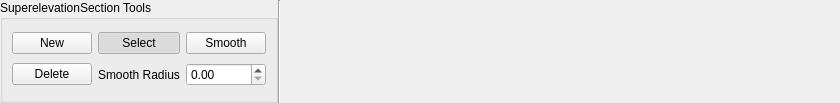
hlrs-vis/covise, file src/OpenCOVER/DrivingSim/oddlot/src/gui/tools/SuperelevationRibbon.ui: the form before one commit.
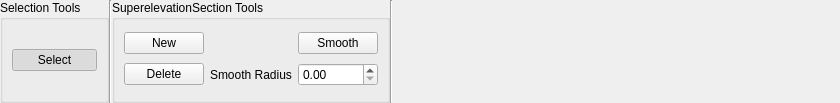
The form after the commit.

Commit message: selection tool changed, move several signals and objects

What changed in the file:
```diff
--- a/src/OpenCOVER/DrivingSim/oddlot/src/gui/tools/SuperelevationRibbon.ui
+++ b/src/OpenCOVER/DrivingSim/oddlot/src/gui/tools/SuperelevationRibbon.ui
@@ -35,6 +35,35 @@
    <property name="bottomMargin">
     <number>0</number>
    </property>
+   <item>
+    <widget class="QGroupBox" name="selectionBox">
+     <property name="title">
+      <string>Selection Tools</string>
+     </property>
+     <layout class="QGridLayout" name="gridLayout_6">
+      <item row="1" column="0">
+       <widget class="QPushButton" name="select">
+        <property name="text">
+         <string>Select</string>
+        </property>
+        <property name="checkable">
+         <bool>true</bool>
+        </property>
+        <property name="checked">
+         <bool>true</bool>
+        </property>
+       </widget>
+      </item>
+     </layout>
+    </widget>
+   </item>
+   <item>
+    <widget class="Line" name="line_type_2">
+     <property name="orientation">
+      <enum>Qt::Vertical</enum>
+     </property>
+    </widget>
+   </item>
    <item>
     <widget class="QGroupBox" name="superelevationBox">
      <property name="title">
@@ -71,19 +100,6 @@
         </property>
        </widget>
       </item>
-      <item row="1" column="1">
-       <widget class="QPushButton" name="elevationSelect">
-        <property name="text">
-         <string>Select</string>
-        </property>
-        <property name="checkable">
-         <bool>true</bool>
-        </property>
-        <property name="checked">
-         <bool>true</bool>
-        </property>
-       </widget>
-      </item>
       <item row="2" column="2">
        <widget class="QDoubleSpinBox" name="radiusEdit"/>
       </item>
```
The commit also changes 51 other files.
